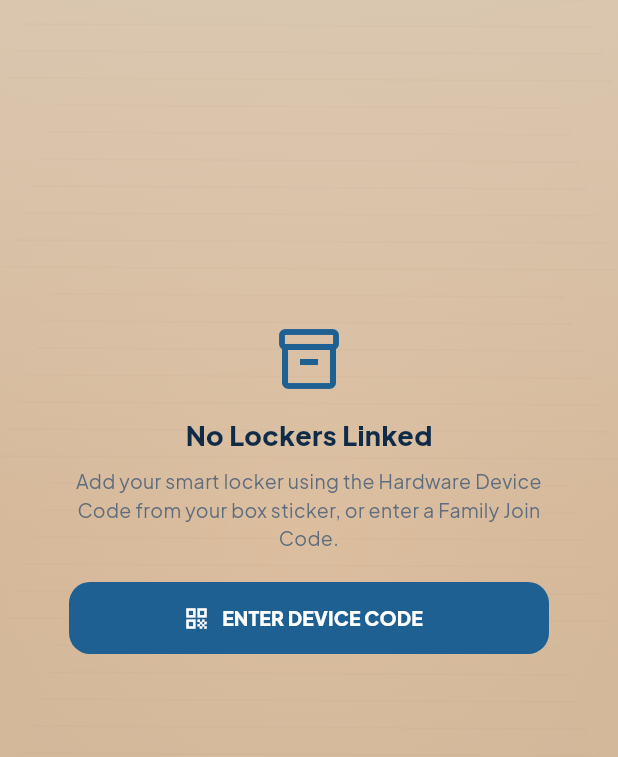
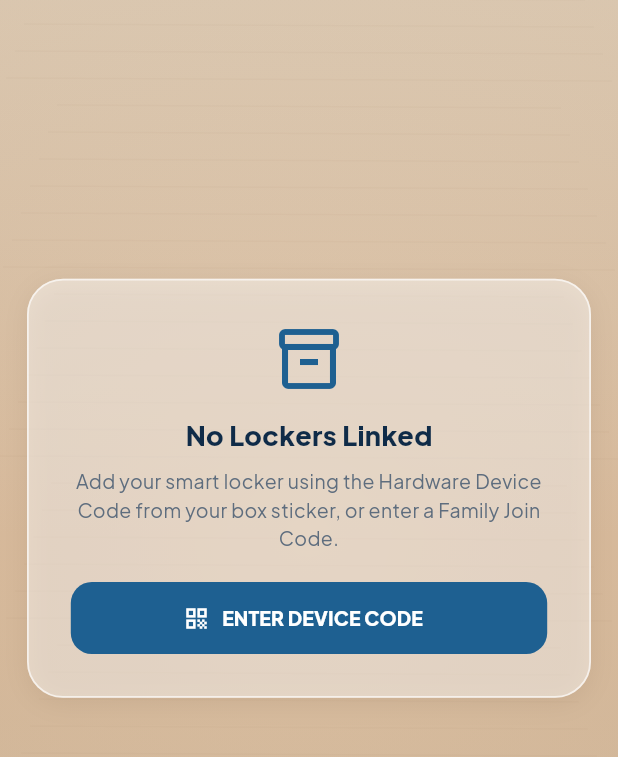
Before and after one commit to Ajayk2049/Smart_locker_system, a Flutter app: the HomeScreen screen opened by its route, on a phone screen of 412 x 824 dp, the part 84-841 px from its top. Run offline on Flutter 3.47's test engine with Material 3 defaults, Android fonts, the phone set to English and light mode, and no system bars; our stand-ins replace dio, flutter_secure_storage, google_fonts; missing offline and left inert: liquid_glass_easy; accounts and stored records are empty; network calls fail; statements that could not run were skipped.

Commit message:
-Added Motion effects in settings page -Added smooth 120 hz scrolling to settings page -Added glass effect to home page

```diff
--- a/mobile-app/lib/views/home/widgets/home_empty_state.dart
+++ b/mobile-app/lib/views/home/widgets/home_empty_state.dart
@@ -26,6 +26,7 @@ class HomeEmptyState extends StatelessWidget {
       child: ConstrainedBox(
         constraints: const BoxConstraints(maxWidth: 550),
         child: LiquidParcelCard(
+          useStaticGlass: true,
           borderRadius: 24,
           padding: const EdgeInsets.all(28),
           child: Column(
--- a/mobile-app/lib/views/home/widgets/home_history_tab.dart
+++ b/mobile-app/lib/views/home/widgets/home_history_tab.dart
@@ -45,6 +45,7 @@ class HomeHistoryTab extends StatelessWidget {
                 )
               else if (home.logs.isEmpty)
                 LiquidParcelCard(
+                  useStaticGlass: true,
                   borderRadius: 22,
                   margin: const EdgeInsets.only(bottom: 10),
                   padding: const EdgeInsets.symmetric(horizontal: 20, vertical: 20),
--- a/mobile-app/lib/views/home/widgets/locker_hero_card.dart
+++ b/mobile-app/lib/views/home/widgets/locker_hero_card.dart
@@ -23,6 +23,7 @@ class LockerHeroCard extends StatelessWidget {
     final isDoorOpen = device.doorState.toLowerCase() == 'open';
 
     return LiquidParcelCard(
+      useStaticGlass: true,
       borderRadius: 26,
       padding: const EdgeInsets.all(20),
       child: Column(
--- a/mobile-app/lib/views/settings/widgets/setting_capsule_tile.dart
+++ b/mobile-app/lib/views/settings/widgets/setting_capsule_tile.dart
@@ -18,6 +18,7 @@ class SettingCapsuleTile extends StatelessWidget {
   @override
   Widget build(BuildContext context) {
     return LiquidParcelCard(
+      useStaticGlass: true,
       onTap: onTap,
       borderRadius: 22,
       margin: const EdgeInsets.only(bottom: 10),
--- a/mobile-app/lib/views/settings/widgets/settings_profile_card.dart
+++ b/mobile-app/lib/views/settings/widgets/settings_profile_card.dart
@@ -16,6 +16,7 @@ class SettingsProfileCard extends StatelessWidget {
   @override
   Widget build(BuildContext context) {
     return LiquidParcelCard(
+      useStaticGlass: true,
       borderRadius: 22,
       margin: const EdgeInsets.only(bottom: 14),
       padding: const EdgeInsets.all(16),
--- a/mobile-app/lib/views/settings/widgets/settings_sign_out_button.dart
+++ b/mobile-app/lib/views/settings/widgets/settings_sign_out_button.dart
@@ -12,6 +12,7 @@ class SettingsSignOutButton extends StatelessWidget {
   @override
   Widget build(BuildContext context) {
     return LiquidParcelCard(
+      useStaticGlass: true,
       isDestructive: true,
       borderRadius: 22,
       margin: const EdgeInsets.only(bottom: 24),
--- a/mobile-app/lib/views/widgets/glass_theme.dart
+++ b/mobile-app/lib/views/widgets/glass_theme.dart
@@ -41,6 +41,9 @@ class LiquidParcelCard extends StatelessWidget {
   final double borderWidth;
   final double blur;
   final bool isDestructive;
+  /// When true, renders an ultra-smooth native GPU cached glass decoration (like ParcelHistoryTile)
+  /// maintaining flawless 120Hz scrolling framerates without shader lens overhead in long lists.
+  final bool useStaticGlass;
 
   const LiquidParcelCard({
     super.key,
@@ -54,6 +57,7 @@ class LiquidParcelCard extends StatelessWidget {
     this.borderWidth = 1.2,
     this.blur = 8.0,
     this.isDestructive = false,
+    this.useStaticGlass = false,
   });
 
   @override
@@ -62,6 +66,43 @@ class LiquidParcelCard extends StatelessWidget {
         (isDestructive
             ? const Color(0x38FEE2E2)
             : Colors.white.withValues(alpha: 0.45));
+
+    final effectiveBorderColor =
+        borderColor ?? (isDestructive ? Colors.redAccent.withValues(alpha: 0.35) : Colors.white.withValues(alpha: 0.65));
+
+    if (useStaticGlass) {
+      final staticCard = RepaintBoundary(
+        child: Container(
+          margin: margin ?? const EdgeInsets.only(bottom: 12),
+          padding: padding,
+          decoration: BoxDecoration(
+            color: effectiveColor,
+            borderRadius: BorderRadius.circular(borderRadius),
+            border: Border.all(
+              color: effectiveBorderColor,
+              width: borderWidth,
+            ),
+            boxShadow: [
+              BoxShadow(
+                color: const Color(0xFF3D2310).withValues(alpha: 0.08),
+                blurRadius: 14,
+                offset: const Offset(0, 4),
+              ),
+            ],
+          ),
+          child: child,
+        ),
+      );
+
+      if (onTap != null) {
+        return GestureDetector(
+          onTap: onTap,
+          behavior: HitTestBehavior.opaque,
+          child: staticCard,
+        );
+      }
+      return staticCard;
+    }
 
     final Widget card = Container(
       margin: margin ?? const EdgeInsets.only(bottom: 12),
@@ -73,7 +114,7 @@ class LiquidParcelCard extends StatelessWidget {
           shape: LiquidGlassShape.continuousRoundedRectangle(
             cornerRadius: borderRadius,
             borderWidth: borderWidth,
-            borderColor: borderColor ?? Colors.white.withValues(alpha: 0.65),
+            borderColor: effectiveBorderColor,
           ),
           appearance: LiquidGlassAppearance(
             color: effectiveColor,
```
